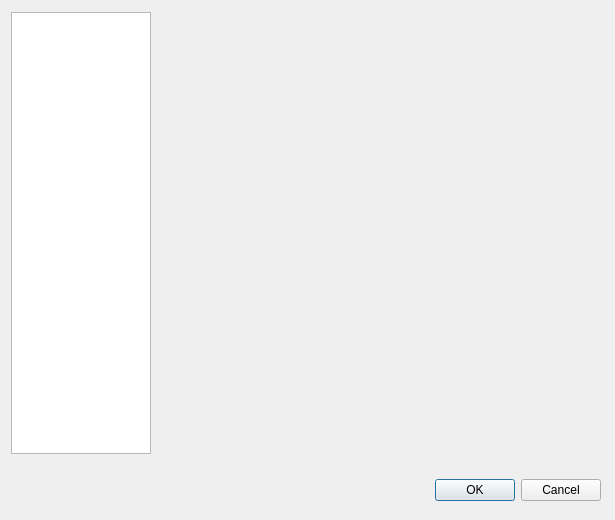
orao/texmaker, file configdialog.ui: the form before one commit.
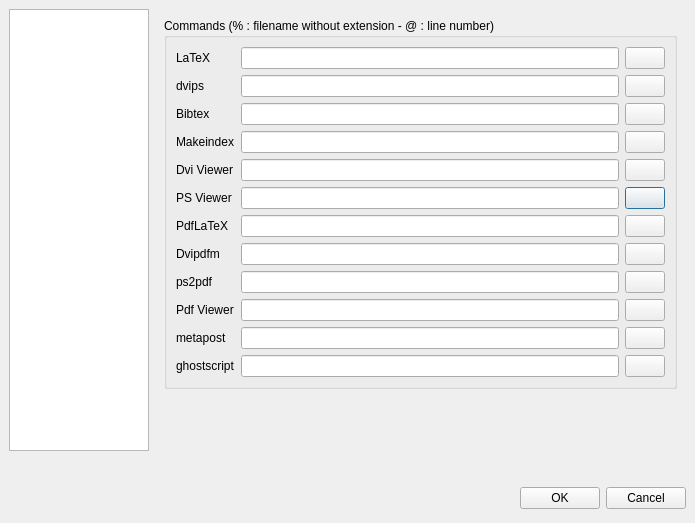
The form after the commit. Icons and pictures are not drawn.

```diff
--- a/configdialog.ui
+++ b/configdialog.ui
@@ -8,130 +8,933 @@
    <rect>
     <x>0</x>
     <y>0</y>
-    <width>615</width>
-    <height>520</height>
+    <width>695</width>
+    <height>523</height>
    </rect>
   </property>
   <property name="windowTitle" >
    <string>Configure Texmaker</string>
   </property>
-  <widget class="QWidget" name="horizontalLayout" >
-   <property name="geometry" >
-    <rect>
-     <x>10</x>
-     <y>470</y>
-     <width>591</width>
-     <height>41</height>
-    </rect>
+  <layout class="QGridLayout" >
+   <property name="margin" >
+    <number>9</number>
    </property>
-   <layout class="QHBoxLayout" >
-    <property name="margin" >
-     <number>0</number>
-    </property>
-    <property name="spacing" >
-     <number>6</number>
-    </property>
-    <item>
-     <spacer>
-      <property name="orientation" >
-       <enum>Qt::Horizontal</enum>
-      </property>
-      <property name="sizeHint" >
-       <size>
-        <width>407</width>
-        <height>31</height>
-       </size>
-      </property>
-     </spacer>
-    </item>
-    <item>
-     <widget class="QPushButton" name="okButton" >
-      <property name="text" >
-       <string>OK</string>
-      </property>
-     </widget>
-    </item>
-    <item>
-     <widget class="QPushButton" name="cancelButton" >
-      <property name="text" >
-       <string>Cancel</string>
-      </property>
-     </widget>
-    </item>
-   </layout>
-  </widget>
-  <widget class="QWidget" name="" >
-   <property name="geometry" >
-    <rect>
-     <x>11</x>
-     <y>11</y>
-     <width>591</width>
-     <height>444</height>
-    </rect>
+   <property name="spacing" >
+    <number>6</number>
    </property>
-   <layout class="QHBoxLayout" >
-    <property name="margin" >
-     <number>0</number>
-    </property>
-    <property name="spacing" >
-     <number>6</number>
-    </property>
-    <item>
-     <widget class="QListWidget" name="contentsWidget" >
-      <property name="sizePolicy" >
-       <sizepolicy>
-        <hsizetype>5</hsizetype>
-        <vsizetype>5</vsizetype>
-        <horstretch>0</horstretch>
-        <verstretch>0</verstretch>
-       </sizepolicy>
-      </property>
-      <property name="minimumSize" >
-       <size>
-        <width>140</width>
-        <height>442</height>
-       </size>
-      </property>
-      <property name="maximumSize" >
-       <size>
-        <width>140</width>
-        <height>442</height>
-       </size>
-      </property>
-      <property name="iconSize" >
-       <size>
-        <width>96</width>
-        <height>96</height>
-       </size>
-      </property>
-      <property name="spacing" >
-       <number>12</number>
-      </property>
-      <property name="viewMode" >
-       <enum>QListView::IconMode</enum>
-      </property>
-      <property name="currentRow" >
-       <number>-1</number>
-      </property>
+   <item rowspan="2" row="0" column="1" >
+    <widget class="QStackedWidget" name="pagesWidget" >
+     <property name="sizePolicy" >
+      <sizepolicy>
+       <hsizetype>7</hsizetype>
+       <vsizetype>7</vsizetype>
+       <horstretch>0</horstretch>
+       <verstretch>0</verstretch>
+      </sizepolicy>
+     </property>
+     <property name="minimumSize" >
+      <size>
+       <width>450</width>
+       <height>442</height>
+      </size>
+     </property>
+     <property name="currentIndex" >
+      <number>0</number>
+     </property>
+     <widget class="QWidget" name="pt" >
+      <layout class="QVBoxLayout" >
+       <property name="margin" >
+        <number>9</number>
+       </property>
+       <property name="spacing" >
+        <number>6</number>
+       </property>
+       <item>
+        <widget class="QGroupBox" name="groupBox" >
+         <property name="sizePolicy" >
+          <sizepolicy>
+           <hsizetype>7</hsizetype>
+           <vsizetype>7</vsizetype>
+           <horstretch>0</horstretch>
+           <verstretch>0</verstretch>
+          </sizepolicy>
+         </property>
+         <property name="title" >
+          <string>Commands (% : filename without extension - @ : line number)</string>
+         </property>
+         <layout class="QGridLayout" >
+          <property name="margin" >
+           <number>9</number>
+          </property>
+          <property name="spacing" >
+           <number>6</number>
+          </property>
+          <item row="0" column="0" >
+           <layout class="QGridLayout" >
+            <property name="margin" >
+             <number>0</number>
+            </property>
+            <property name="spacing" >
+             <number>6</number>
+            </property>
+            <item row="5" column="2" >
+             <widget class="QPushButton" name="pushButtonPsviewer" >
+              <property name="text" >
+               <string/>
+              </property>
+              <property name="icon" >
+               <iconset resource="texmaker.qrc" >:/images/fileopen.png</iconset>
+              </property>
+              <property name="iconSize" >
+               <size>
+                <width>16</width>
+                <height>16</height>
+               </size>
+              </property>
+             </widget>
+            </item>
+            <item row="3" column="1" >
+             <widget class="QLineEdit" name="lineEditMakeindex" />
+            </item>
+            <item row="11" column="1" >
+             <widget class="QLineEdit" name="lineEditGhostscript" />
+            </item>
+            <item row="10" column="1" >
+             <widget class="QLineEdit" name="lineEditMetapost" />
+            </item>
+            <item row="9" column="2" >
+             <widget class="QPushButton" name="pushButtonPdfviewer" >
+              <property name="text" >
+               <string/>
+              </property>
+              <property name="icon" >
+               <iconset resource="texmaker.qrc" >:/images/fileopen.png</iconset>
+              </property>
+              <property name="iconSize" >
+               <size>
+                <width>16</width>
+                <height>16</height>
+               </size>
+              </property>
+             </widget>
+            </item>
+            <item row="4" column="0" >
+             <widget class="QLabel" name="labelDviview" >
+              <property name="text" >
+               <string>Dvi Viewer</string>
+              </property>
+             </widget>
+            </item>
+            <item row="5" column="0" >
+             <widget class="QLabel" name="labelPsview" >
+              <property name="text" >
+               <string>PS Viewer</string>
+              </property>
+             </widget>
+            </item>
+            <item row="4" column="1" >
+             <widget class="QLineEdit" name="lineEditDviviewer" />
+            </item>
+            <item row="1" column="2" >
+             <widget class="QPushButton" name="pushButtonDvips" >
+              <property name="text" >
+               <string/>
+              </property>
+              <property name="icon" >
+               <iconset resource="texmaker.qrc" >:/images/fileopen.png</iconset>
+              </property>
+              <property name="iconSize" >
+               <size>
+                <width>16</width>
+                <height>16</height>
+               </size>
+              </property>
+             </widget>
+            </item>
+            <item row="9" column="1" >
+             <widget class="QLineEdit" name="lineEditPdfviewer" />
+            </item>
+            <item row="0" column="2" >
+             <widget class="QPushButton" name="pushButtonLatex" >
+              <property name="text" >
+               <string/>
+              </property>
+              <property name="icon" >
+               <iconset resource="texmaker.qrc" >:/images/fileopen.png</iconset>
+              </property>
+              <property name="iconSize" >
+               <size>
+                <width>16</width>
+                <height>16</height>
+               </size>
+              </property>
+             </widget>
+            </item>
+            <item row="10" column="2" >
+             <widget class="QPushButton" name="pushButtonMetapost" >
+              <property name="text" >
+               <string/>
+              </property>
+              <property name="icon" >
+               <iconset resource="texmaker.qrc" >:/images/fileopen.png</iconset>
+              </property>
+              <property name="iconSize" >
+               <size>
+                <width>16</width>
+                <height>16</height>
+               </size>
+              </property>
+             </widget>
+            </item>
+            <item row="6" column="1" >
+             <widget class="QLineEdit" name="lineEditPdflatex" />
+            </item>
+            <item row="8" column="1" >
+             <widget class="QLineEdit" name="lineEditPs2pdf" />
+            </item>
+            <item row="3" column="2" >
+             <widget class="QPushButton" name="pushButtonMakeindex" >
+              <property name="text" >
+               <string/>
+              </property>
+              <property name="icon" >
+               <iconset resource="texmaker.qrc" >:/images/fileopen.png</iconset>
+              </property>
+              <property name="iconSize" >
+               <size>
+                <width>16</width>
+                <height>16</height>
+               </size>
+              </property>
+             </widget>
+            </item>
+            <item row="0" column="1" >
+             <widget class="QLineEdit" name="lineEditLatex" />
+            </item>
+            <item row="8" column="2" >
+             <widget class="QPushButton" name="pushButtonPs2pdf" >
+              <property name="text" >
+               <string/>
+              </property>
+              <property name="icon" >
+               <iconset resource="texmaker.qrc" >:/images/fileopen.png</iconset>
+              </property>
+              <property name="iconSize" >
+               <size>
+                <width>16</width>
+                <height>16</height>
+               </size>
+              </property>
+             </widget>
+            </item>
+            <item row="2" column="2" >
+             <widget class="QPushButton" name="pushButtonBibtex" >
+              <property name="text" >
+               <string/>
+              </property>
+              <property name="icon" >
+               <iconset resource="texmaker.qrc" >:/images/fileopen.png</iconset>
+              </property>
+              <property name="iconSize" >
+               <size>
+                <width>16</width>
+                <height>16</height>
+               </size>
+              </property>
+             </widget>
+            </item>
+            <item row="11" column="0" >
+             <widget class="QLabel" name="labelGhostscript" >
+              <property name="text" >
+               <string>ghostscript</string>
+              </property>
+             </widget>
+            </item>
+            <item row="5" column="1" >
+             <widget class="QLineEdit" name="lineEditPsviewer" />
+            </item>
+            <item row="2" column="0" >
+             <widget class="QLabel" name="labelBibtex" >
+              <property name="text" >
+               <string>Bibtex</string>
+              </property>
+             </widget>
+            </item>
+            <item row="7" column="0" >
+             <widget class="QLabel" name="labelDvipdfm" >
+              <property name="text" >
+               <string>Dvipdfm</string>
+              </property>
+             </widget>
+            </item>
+            <item row="6" column="0" >
+             <widget class="QLabel" name="labelPdflatex" >
+              <property name="text" >
+               <string>PdfLaTeX</string>
+              </property>
+             </widget>
+            </item>
+            <item row="2" column="1" >
+             <widget class="QLineEdit" name="lineEditBibtex" />
+            </item>
+            <item row="3" column="0" >
+             <widget class="QLabel" name="labelMakeindex" >
+              <property name="text" >
+               <string>Makeindex</string>
+              </property>
+             </widget>
+            </item>
+            <item row="8" column="0" >
+             <widget class="QLabel" name="labelPs2pdf" >
+              <property name="text" >
+               <string>ps2pdf</string>
+              </property>
+             </widget>
+            </item>
+            <item row="7" column="2" >
+             <widget class="QPushButton" name="pushButtonDvipdfm" >
+              <property name="text" >
+               <string/>
+              </property>
+              <property name="icon" >
+               <iconset resource="texmaker.qrc" >:/images/fileopen.png</iconset>
+              </property>
+              <property name="iconSize" >
+               <size>
+                <width>16</width>
+                <height>16</height>
+               </size>
+              </property>
+             </widget>
+            </item>
+            <item row="9" column="0" >
+             <widget class="QLabel" name="labelPdfview" >
+              <property name="text" >
+               <string>Pdf Viewer</string>
+              </property>
+             </widget>
+            </item>
+            <item row="10" column="0" >
+             <widget class="QLabel" name="labelMetapost" >
+              <property name="text" >
+               <string>metapost</string>
+              </property>
+             </widget>
+            </item>
+            <item row="7" column="1" >
+             <widget class="QLineEdit" name="lineEditDvipdfm" />
+            </item>
+            <item row="0" column="0" >
+             <widget class="QLabel" name="labelLatex" >
+              <property name="text" >
+               <string>LaTeX</string>
+              </property>
+             </widget>
+            </item>
+            <item row="11" column="2" >
+             <widget class="QPushButton" name="pushButtonGhostscript" >
+              <property name="text" >
+               <string/>
+              </property>
+              <property name="icon" >
+               <iconset resource="texmaker.qrc" >:/images/fileopen.png</iconset>
+              </property>
+              <property name="iconSize" >
+               <size>
+                <width>16</width>
+                <height>16</height>
+               </size>
+              </property>
+             </widget>
+            </item>
+            <item row="4" column="2" >
+             <widget class="QPushButton" name="pushButtonDviviewer" >
+              <property name="text" >
+               <string/>
+              </property>
+              <property name="icon" >
+               <iconset resource="texmaker.qrc" >:/images/fileopen.png</iconset>
+              </property>
+              <property name="iconSize" >
+               <size>
+                <width>16</width>
+                <height>16</height>
+               </size>
+              </property>
+             </widget>
+            </item>
+            <item row="1" column="0" >
+             <widget class="QLabel" name="labelDvips" >
+              <property name="text" >
+               <string>dvips</string>
+              </property>
+             </widget>
+            </item>
+            <item row="1" column="1" >
+             <widget class="QLineEdit" name="lineEditDvips" />
+            </item>
+            <item row="6" column="2" >
+             <widget class="QPushButton" name="pushButtonPdflatex" >
+              <property name="text" >
+               <string/>
+              </property>
+              <property name="icon" >
+               <iconset resource="texmaker.qrc" >:/images/fileopen.png</iconset>
+              </property>
+              <property name="iconSize" >
+               <size>
+                <width>16</width>
+                <height>16</height>
+               </size>
+              </property>
+             </widget>
+            </item>
+           </layout>
+          </item>
+         </layout>
+        </widget>
+       </item>
+       <item>
+        <spacer>
+         <property name="orientation" >
+          <enum>Qt::Vertical</enum>
+         </property>
+         <property name="sizeHint" >
+          <size>
+           <width>401</width>
+           <height>16</height>
+          </size>
+         </property>
+        </spacer>
+       </item>
+      </layout>
      </widget>
-    </item>
-    <item>
-     <widget class="QStackedWidget" name="pagesWidget" >
-      <property name="sizePolicy" >
-       <sizepolicy>
-        <hsizetype>7</hsizetype>
-        <vsizetype>7</vsizetype>
-        <horstretch>0</horstretch>
-        <verstretch>0</verstretch>
-       </sizepolicy>
-      </property>
-      <property name="currentIndex" >
-       <number>-1</number>
-      </property>
+     <widget class="QWidget" name="pq" >
+      <layout class="QVBoxLayout" >
+       <property name="margin" >
+        <number>9</number>
+       </property>
+       <property name="spacing" >
+        <number>6</number>
+       </property>
+       <item>
+        <widget class="QGroupBox" name="groupBox_2" >
+         <property name="sizePolicy" >
+          <sizepolicy>
+           <hsizetype>7</hsizetype>
+           <vsizetype>7</vsizetype>
+           <horstretch>0</horstretch>
+           <verstretch>0</verstretch>
+          </sizepolicy>
+         </property>
+         <property name="title" >
+          <string>Quick Build Command</string>
+         </property>
+         <layout class="QGridLayout" >
+          <property name="margin" >
+           <number>9</number>
+          </property>
+          <property name="spacing" >
+           <number>6</number>
+          </property>
+          <item row="0" column="0" >
+           <layout class="QVBoxLayout" >
+            <property name="margin" >
+             <number>0</number>
+            </property>
+            <property name="spacing" >
+             <number>6</number>
+            </property>
+            <item>
+             <widget class="QRadioButton" name="radioButton1" >
+              <property name="text" >
+               <string>LaTeX + dvips + View PS</string>
+              </property>
+             </widget>
+            </item>
+            <item>
+             <widget class="QRadioButton" name="radioButton2" >
+              <property name="text" >
+               <string>LaTeX + View DVI</string>
+              </property>
+             </widget>
+            </item>
+            <item>
+             <widget class="QRadioButton" name="radioButton3" >
+              <property name="text" >
+               <string>PdfLaTeX + View PDF</string>
+              </property>
+             </widget>
+            </item>
+            <item>
+             <widget class="QRadioButton" name="radioButton4" >
+              <property name="text" >
+               <string>LaTeX + dvipdfm + View PDF</string>
+              </property>
+             </widget>
+            </item>
+            <item>
+             <widget class="QRadioButton" name="radioButton5" >
+              <property name="text" >
+               <string>LaTeX + dvips + ps2pdf + View PDF</string>
+              </property>
+             </widget>
+            </item>
+            <item>
+             <widget class="QRadioButton" name="radioButton6" >
+              <property name="text" >
+               <string>User : (% : filename without extension)</string>
+              </property>
+             </widget>
+            </item>
+            <item>
+             <widget class="QLineEdit" name="lineEditUserquick" />
+            </item>
+            <item>
+             <widget class="QLabel" name="label" >
+              <property name="text" >
+               <string>(the commands must be separated by '|')</string>
+              </property>
+             </widget>
+            </item>
+           </layout>
+          </item>
+         </layout>
+        </widget>
+       </item>
+       <item>
+        <spacer>
+         <property name="orientation" >
+          <enum>Qt::Vertical</enum>
+         </property>
+         <property name="sizeHint" >
+          <size>
+           <width>441</width>
+           <height>40</height>
+          </size>
+         </property>
+        </spacer>
+       </item>
+      </layout>
      </widget>
-    </item>
-   </layout>
-  </widget>
+     <widget class="QWidget" name="pe" >
+      <layout class="QVBoxLayout" >
+       <property name="margin" >
+        <number>9</number>
+       </property>
+       <property name="spacing" >
+        <number>6</number>
+       </property>
+       <item>
+        <widget class="QGroupBox" name="groupBox_3" >
+         <property name="sizePolicy" >
+          <sizepolicy>
+           <hsizetype>7</hsizetype>
+           <vsizetype>7</vsizetype>
+           <horstretch>0</horstretch>
+           <verstretch>0</verstretch>
+          </sizepolicy>
+         </property>
+         <property name="title" >
+          <string>Editor</string>
+         </property>
+         <layout class="QGridLayout" >
+          <property name="margin" >
+           <number>9</number>
+          </property>
+          <property name="spacing" >
+           <number>6</number>
+          </property>
+          <item row="8" column="0" >
+           <widget class="QLabel" name="labelAspellLang" >
+            <property name="text" >
+             <string>Aspell Lang</string>
+            </property>
+           </widget>
+          </item>
+          <item row="7" column="1" colspan="2" >
+           <layout class="QHBoxLayout" >
+            <property name="margin" >
+             <number>0</number>
+            </property>
+            <property name="spacing" >
+             <number>6</number>
+            </property>
+            <item>
+             <widget class="QLineEdit" name="lineEditAspellCommand" >
+              <property name="minimumSize" >
+               <size>
+                <width>190</width>
+                <height>0</height>
+               </size>
+              </property>
+             </widget>
+            </item>
+            <item>
+             <widget class="QPushButton" name="pushButtonAspell" >
+              <property name="text" >
+               <string/>
+              </property>
+              <property name="icon" >
+               <iconset resource="texmaker.qrc" >:/images/fileopen.png</iconset>
+              </property>
+             </widget>
+            </item>
+           </layout>
+          </item>
+          <item row="3" column="1" colspan="2" >
+           <widget class="QCheckBox" name="checkBoxLinenumber" >
+            <property name="text" >
+             <string>Show Line Numbers</string>
+            </property>
+           </widget>
+          </item>
+          <item row="6" column="2" >
+           <spacer>
+            <property name="orientation" >
+             <enum>Qt::Horizontal</enum>
+            </property>
+            <property name="sizeHint" >
+             <size>
+              <width>241</width>
+              <height>20</height>
+             </size>
+            </property>
+           </spacer>
+          </item>
+          <item row="5" column="2" >
+           <spacer>
+            <property name="orientation" >
+             <enum>Qt::Horizontal</enum>
+            </property>
+            <property name="sizeHint" >
+             <size>
+              <width>241</width>
+              <height>20</height>
+             </size>
+            </property>
+           </spacer>
+          </item>
+          <item row="4" column="2" >
+           <spacer>
+            <property name="orientation" >
+             <enum>Qt::Horizontal</enum>
+            </property>
+            <property name="sizeHint" >
+             <size>
+              <width>241</width>
+              <height>20</height>
+             </size>
+            </property>
+           </spacer>
+          </item>
+          <item row="5" column="1" >
+           <widget class="QPushButton" name="pushButtonColorCommand" >
+            <property name="sizePolicy" >
+             <sizepolicy>
+              <hsizetype>0</hsizetype>
+              <vsizetype>0</vsizetype>
+              <horstretch>0</horstretch>
+              <verstretch>0</verstretch>
+             </sizepolicy>
+            </property>
+            <property name="minimumSize" >
+             <size>
+              <width>22</width>
+              <height>22</height>
+             </size>
+            </property>
+            <property name="maximumSize" >
+             <size>
+              <width>22</width>
+              <height>22</height>
+             </size>
+            </property>
+            <property name="toolTip" >
+             <string>Click here to set this color</string>
+            </property>
+            <property name="autoFillBackground" >
+             <bool>true</bool>
+            </property>
+            <property name="text" >
+             <string/>
+            </property>
+            <property name="flat" >
+             <bool>true</bool>
+            </property>
+           </widget>
+          </item>
+          <item row="4" column="1" >
+           <widget class="QPushButton" name="pushButtonColorMath" >
+            <property name="sizePolicy" >
+             <sizepolicy>
+              <hsizetype>0</hsizetype>
+              <vsizetype>0</vsizetype>
+              <horstretch>0</horstretch>
+              <verstretch>0</verstretch>
+             </sizepolicy>
+            </property>
+            <property name="minimumSize" >
+             <size>
+              <width>22</width>
+              <height>22</height>
+             </size>
+            </property>
+            <property name="maximumSize" >
+             <size>
+              <width>22</width>
+              <height>22</height>
+             </size>
+            </property>
+            <property name="toolTip" >
+             <string>Click here to set this color</string>
+            </property>
+            <property name="autoFillBackground" >
+             <bool>true</bool>
+            </property>
+            <property name="text" >
+             <string/>
+            </property>
+            <property name="flat" >
+             <bool>true</bool>
+            </property>
+           </widget>
+          </item>
+          <item row="6" column="1" >
+           <widget class="QPushButton" name="pushButtonColorKeyword" >
+            <property name="sizePolicy" >
+             <sizepolicy>
+              <hsizetype>0</hsizetype>
+              <vsizetype>0</vsizetype>
+              <horstretch>0</horstretch>
+              <verstretch>0</verstretch>
+             </sizepolicy>
+            </property>
+            <property name="minimumSize" >
+             <size>
+              <width>22</width>
+              <height>22</height>
+             </size>
+            </property>
+            <property name="maximumSize" >
+             <size>
+              <width>22</width>
+              <height>22</height>
+             </size>
+            </property>
+            <property name="toolTip" >
+             <string>Click here to set this color</string>
+            </property>
+            <property name="autoFillBackground" >
+             <bool>true</bool>
+            </property>
+            <property name="text" >
+             <string/>
+            </property>
+            <property name="flat" >
+             <bool>true</bool>
+            </property>
+           </widget>
+          </item>
+          <item row="6" column="0" >
+           <widget class="QLabel" name="labelColorKeyword" >
+            <property name="text" >
+             <string>"Keyword" color</string>
+            </property>
+           </widget>
+          </item>
+          <item row="7" column="0" >
+           <widget class="QLabel" name="labelASpellCommand" >
+            <property name="text" >
+             <string>Aspell Command</string>
+            </property>
+           </widget>
+          </item>
+          <item row="8" column="1" colspan="2" >
+           <widget class="QLineEdit" name="lineEditAspellLang" />
+          </item>
+          <item row="9" column="0" >
+           <widget class="QLabel" name="labelAspellEncoding" >
+            <property name="text" >
+             <string>Aspell Encoding</string>
+            </property>
+           </widget>
+          </item>
+          <item row="9" column="1" colspan="2" >
+           <widget class="QComboBox" name="comboBoxAspellEncoding" />
+          </item>
+          <item row="5" column="0" >
+           <widget class="QLabel" name="labelColorCommand" >
+            <property name="text" >
+             <string>"Command" color</string>
+            </property>
+           </widget>
+          </item>
+          <item row="4" column="0" >
+           <widget class="QLabel" name="labelColorMath" >
+            <property name="text" >
+             <string>"Math" color</string>
+            </property>
+           </widget>
+          </item>
+          <item row="3" column="0" >
+           <widget class="QCheckBox" name="checkBoxWordwrap" >
+            <property name="text" >
+             <string>Word Wrap</string>
+            </property>
+           </widget>
+          </item>
+          <item row="0" column="1" colspan="2" >
+           <widget class="QComboBox" name="comboBoxFont" >
+            <property name="editable" >
+             <bool>true</bool>
+            </property>
+           </widget>
+          </item>
+          <item row="0" column="0" >
+           <widget class="QLabel" name="labelFamily" >
+            <property name="text" >
+             <string>Editor Font Family</string>
+            </property>
+           </widget>
+          </item>
+          <item row="1" column="1" colspan="2" >
+           <widget class="QSpinBox" name="spinBoxSize" >
+            <property name="minimum" >
+             <number>1</number>
+            </property>
+            <property name="value" >
+             <number>12</number>
+            </property>
+           </widget>
+          </item>
+          <item row="2" column="1" colspan="2" >
+           <widget class="QComboBox" name="comboBoxEncoding" />
+          </item>
+          <item row="1" column="0" >
+           <widget class="QLabel" name="labelSize" >
+            <property name="text" >
+             <string>Editor Font Size</string>
+            </property>
+           </widget>
+          </item>
+          <item row="2" column="0" >
+           <widget class="QLabel" name="labelEncoding" >
+            <property name="text" >
+             <string>Editor Font Encoding</string>
+            </property>
+           </widget>
+          </item>
+         </layout>
+        </widget>
+       </item>
+       <item>
+        <spacer>
+         <property name="orientation" >
+          <enum>Qt::Vertical</enum>
+         </property>
+         <property name="sizeHint" >
+          <size>
+           <width>411</width>
+           <height>40</height>
+          </size>
+         </property>
+        </spacer>
+       </item>
+      </layout>
+     </widget>
+    </widget>
+   </item>
+   <item row="1" column="0" >
+    <spacer>
+     <property name="orientation" >
+      <enum>Qt::Vertical</enum>
+     </property>
+     <property name="sizeHint" >
+      <size>
+       <width>131</width>
+       <height>21</height>
+      </size>
+     </property>
+    </spacer>
+   </item>
+   <item row="0" column="0" >
+    <widget class="QListWidget" name="contentsWidget" >
+     <property name="sizePolicy" >
+      <sizepolicy>
+       <hsizetype>0</hsizetype>
+       <vsizetype>0</vsizetype>
+       <horstretch>0</horstretch>
+       <verstretch>0</verstretch>
+      </sizepolicy>
+     </property>
+     <property name="minimumSize" >
+      <size>
+       <width>140</width>
+       <height>442</height>
+      </size>
+     </property>
+     <property name="maximumSize" >
+      <size>
+       <width>140</width>
+       <height>442</height>
+      </size>
+     </property>
+     <property name="iconSize" >
+      <size>
+       <width>96</width>
+       <height>96</height>
+      </size>
+     </property>
+     <property name="spacing" >
+      <number>12</number>
+     </property>
+     <property name="viewMode" >
+      <enum>QListView::IconMode</enum>
+     </property>
+     <property name="currentRow" >
+      <number>-1</number>
+     </property>
+    </widget>
+   </item>
+   <item row="2" column="0" colspan="2" >
+    <layout class="QHBoxLayout" >
+     <property name="margin" >
+      <number>0</number>
+     </property>
+     <property name="spacing" >
+      <number>6</number>
+     </property>
+     <item>
+      <spacer>
+       <property name="orientation" >
+        <enum>Qt::Horizontal</enum>
+       </property>
+       <property name="sizeHint" >
+        <size>
+         <width>407</width>
+         <height>31</height>
+        </size>
+       </property>
+      </spacer>
+     </item>
+     <item>
+      <widget class="QPushButton" name="okButton" >
+       <property name="text" >
+        <string>OK</string>
+       </property>
+      </widget>
+     </item>
+     <item>
+      <widget class="QPushButton" name="cancelButton" >
+       <property name="text" >
+        <string>Cancel</string>
+       </property>
+      </widget>
+     </item>
+    </layout>
+   </item>
+  </layout>
  </widget>
  <pixmapfunction></pixmapfunction>
  <tabstops>
```
Left out of the diff: 49 changed lines with no effect on the pictures.
